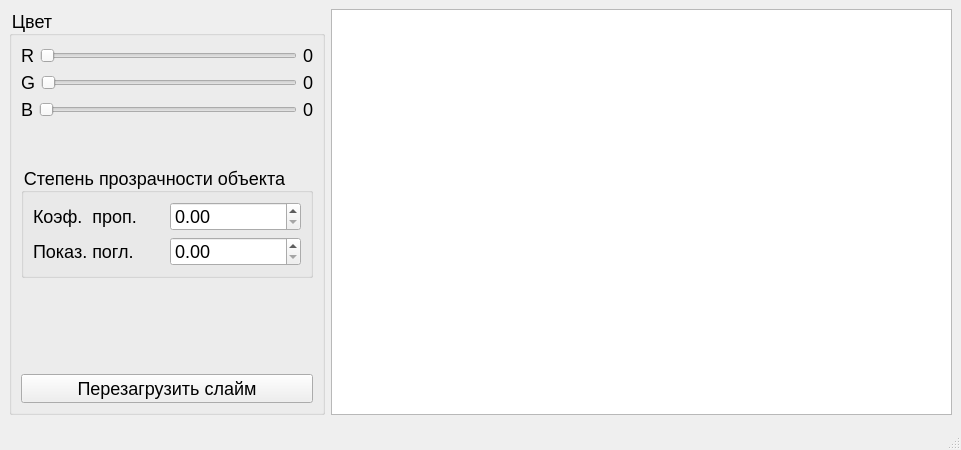
Above: src/mainwindow.ui from agarmirus/slime_toy_course_project before the change. Below: the same form after it.
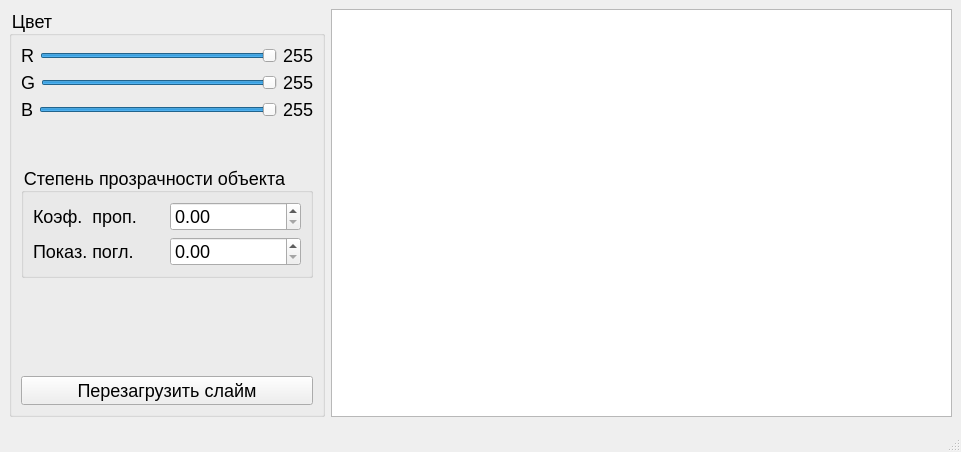
That is the form after the change.

```diff
--- a/src/mainwindow.ui
+++ b/src/mainwindow.ui
@@ -7,7 +7,7 @@
     <x>0</x>
     <y>0</y>
     <width>961</width>
-    <height>450</height>
+    <height>452</height>
    </rect>
   </property>
   <property name="windowTitle">
@@ -49,6 +49,9 @@
              <property name="maximum">
               <number>255</number>
              </property>
+             <property name="value">
+              <number>255</number>
+             </property>
              <property name="orientation">
               <enum>Qt::Horizontal</enum>
              </property>
@@ -57,7 +60,7 @@
            <item>
             <widget class="QLabel" name="rValueLabel">
              <property name="text">
-              <string>0</string>
+              <string>255</string>
              </property>
             </widget>
            </item>
@@ -77,6 +80,9 @@
              <property name="maximum">
               <number>255</number>
              </property>
+             <property name="value">
+              <number>255</number>
+             </property>
              <property name="orientation">
               <enum>Qt::Horizontal</enum>
              </property>
@@ -85,7 +91,7 @@
            <item>
             <widget class="QLabel" name="gValueLabel">
              <property name="text">
-              <string>0</string>
+              <string>255</string>
              </property>
             </widget>
            </item>
@@ -105,6 +111,9 @@
              <property name="maximum">
               <number>255</number>
              </property>
+             <property name="value">
+              <number>255</number>
+             </property>
              <property name="orientation">
               <enum>Qt::Horizontal</enum>
              </property>
@@ -113,7 +122,7 @@
            <item>
             <widget class="QLabel" name="bValueLabel">
              <property name="text">
-              <string>0</string>
+              <string>255</string>
              </property>
             </widget>
            </item>
```
